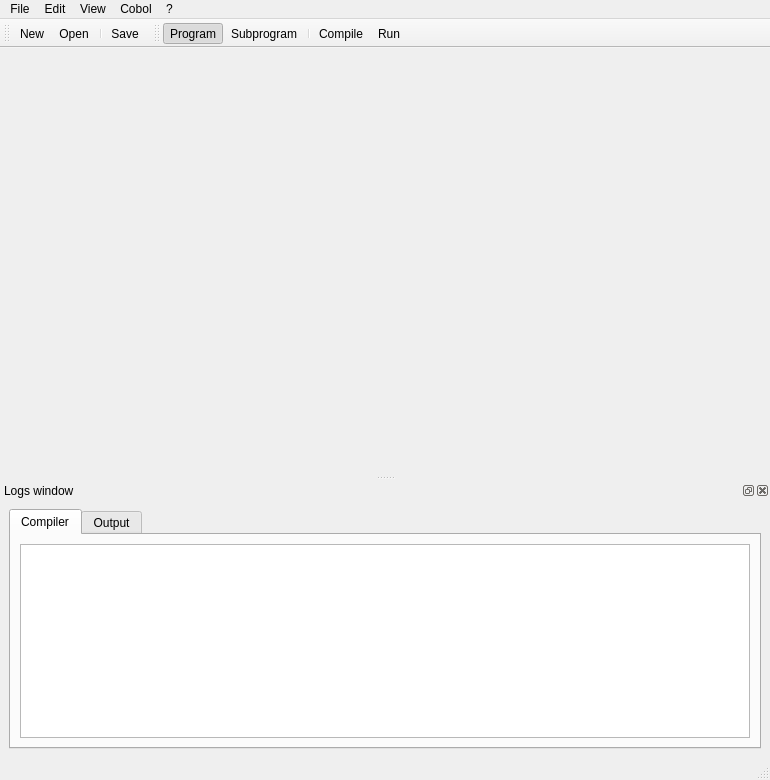
Old version of the form cobcide/ui/ide.ui in the repository OpenCobolIDE/OpenCobolIDE.
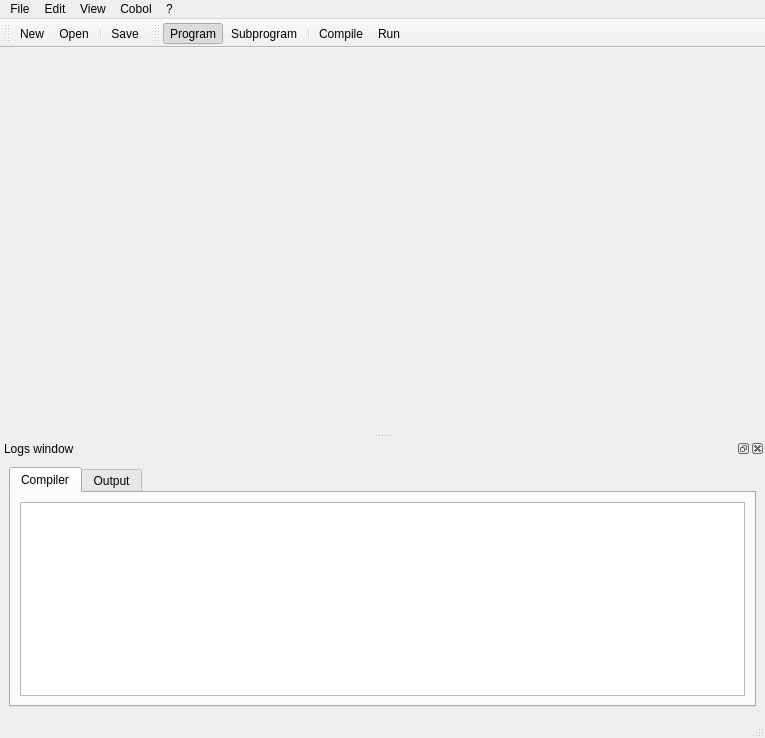
New version of the form. Icons and pictures are not drawn.

Diff of the .ui file:
```diff
--- a/cobcide/ui/ide.ui
+++ b/cobcide/ui/ide.ui
@@ -6,8 +6,8 @@
    <rect>
     <x>0</x>
     <y>0</y>
-    <width>770</width>
-    <height>780</height>
+    <width>765</width>
+    <height>738</height>
    </rect>
   </property>
   <property name="windowTitle">
@@ -136,7 +136,7 @@
     <rect>
      <x>0</x>
      <y>0</y>
-     <width>770</width>
+     <width>765</width>
      <height>25</height>
     </rect>
    </property>
```
